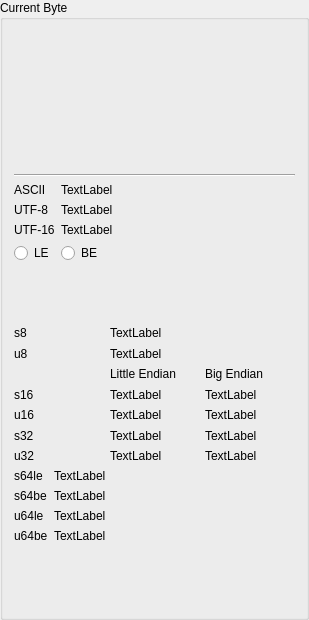
Old version of the form ui/CurrentByteInfo.ui in the repository DusteDdk/Breco.
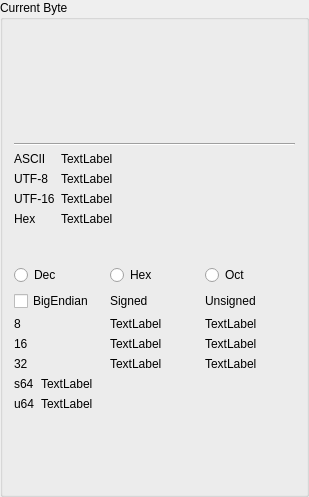
New version of the form.

Patch:
```diff
--- a/ui/CurrentByteInfo.ui
+++ b/ui/CurrentByteInfo.ui
@@ -7,7 +7,7 @@
     <x>0</x>
     <y>0</y>
     <width>309</width>
-    <height>620</height>
+    <height>497</height>
    </rect>
   </property>
   <property name="windowTitle">
@@ -86,17 +86,17 @@
        </property>
       </widget>
      </item>
-     <item row="3" column="1">
-      <widget class="QRadioButton" name="rbBECharMode">
+     <item row="3" column="0">
+      <widget class="QLabel" name="label_5">
        <property name="text">
-        <string>BE</string>
+        <string>Hex</string>
        </property>
       </widget>
      </item>
-     <item row="3" column="0">
-      <widget class="QRadioButton" name="rbLECharMode">
+     <item row="3" column="1">
+      <widget class="QLabel" name="lblHexStr8bytes">
        <property name="text">
-        <string>LE</string>
+        <string>TextLabel</string>
        </property>
       </widget>
      </item>
@@ -104,31 +104,31 @@
    </item>
    <item>
     <layout class="QGridLayout" name="gridLayout">
-     <item row="0" column="1">
-      <widget class="QLabel" name="lbls8">
-       <property name="text">
-        <string>TextLabel</string>
-       </property>
-      </widget>
-     </item>
-     <item row="3" column="0">
+     <item row="2" column="0">
       <widget class="QLabel" name="label_10">
        <property name="text">
-        <string>s16</string>
+        <string>8</string>
        </property>
       </widget>
      </item>
-     <item row="5" column="1">
-      <widget class="QLabel" name="lbls32le">
+     <item row="3" column="2">
+      <widget class="QLabel" name="lblu16">
        <property name="text">
         <string>TextLabel</string>
        </property>
       </widget>
      </item>
-     <item row="4" column="0">
+     <item row="2" column="1">
+      <widget class="QLabel" name="lbls8">
+       <property name="text">
+        <string>TextLabel</string>
+       </property>
+      </widget>
+     </item>
+     <item row="3" column="0">
       <widget class="QLabel" name="label_3">
        <property name="text">
-        <string>u16</string>
+        <string>16</string>
        </property>
       </widget>
      </item>
@@ -139,10 +139,17 @@
        </property>
       </widget>
      </item>
-     <item row="6" column="0">
-      <widget class="QLabel" name="label_5">
+     <item row="3" column="1">
+      <widget class="QLabel" name="lbls16">
        <property name="text">
-        <string>u32</string>
+        <string>TextLabel</string>
+       </property>
+      </widget>
+     </item>
+     <item row="1" column="2">
+      <widget class="QLabel" name="label_8">
+       <property name="text">
+        <string>Unsigned</string>
        </property>
       </widget>
      </item>
@@ -153,80 +160,52 @@
        </property>
       </widget>
      </item>
-     <item row="3" column="2">
-      <widget class="QLabel" name="lbls16be">
-       <property name="text">
-        <string>TextLabel</string>
-       </property>
-      </widget>
-     </item>
-     <item row="5" column="0">
-      <widget class="QLabel" name="label_13">
-       <property name="text">
-        <string>s32</string>
-       </property>
-      </widget>
-     </item>
-     <item row="0" column="0">
-      <widget class="QLabel" name="label">
-       <property name="text">
-        <string>s8</string>
-       </property>
-      </widget>
-     </item>
-     <item row="6" column="2">
-      <widget class="QLabel" name="lblu32be">
-       <property name="text">
-        <string>TextLabel</string>
-       </property>
-      </widget>
-     </item>
-     <item row="3" column="1">
-      <widget class="QLabel" name="lbls16le">
-       <property name="text">
-        <string>TextLabel</string>
-       </property>
-      </widget>
-     </item>
-     <item row="6" column="1">
-      <widget class="QLabel" name="lblu32le">
-       <property name="text">
-        <string>TextLabel</string>
-       </property>
-      </widget>
-     </item>
-     <item row="5" column="2">
-      <widget class="QLabel" name="lbls32be">
-       <property name="text">
-        <string>TextLabel</string>
-       </property>
-      </widget>
-     </item>
-     <item row="1" column="1">
-      <widget class="QLabel" name="lblu8">
-       <property name="text">
-        <string>TextLabel</string>
-       </property>
-      </widget>
-     </item>
-     <item row="1" column="0">
-      <widget class="QLabel" name="label_7">
-       <property name="text">
-        <string>u8</string>
-       </property>
-      </widget>
-     </item>
-     <item row="2" column="1">
-      <widget class="QLabel" name="label_19">
-       <property name="text">
-        <string>Little Endian</string>
-       </property>
-      </widget>
-     </item>
      <item row="2" column="2">
-      <widget class="QLabel" name="label_20">
+      <widget class="QLabel" name="lblu8">
        <property name="text">
-        <string>Big Endian</string>
+        <string>TextLabel</string>
+       </property>
+      </widget>
+     </item>
+     <item row="1" column="1">
+      <widget class="QLabel" name="label">
+       <property name="text">
+        <string>Signed</string>
+       </property>
+      </widget>
+     </item>
+     <item row="4" column="0">
+      <widget class="QLabel" name="label_13">
+       <property name="text">
+        <string>32</string>
+       </property>
+      </widget>
+     </item>
+     <item row="0" column="2">
+      <widget class="QRadioButton" name="rbOct">
+       <property name="text">
+        <string>Oct</string>
+       </property>
+      </widget>
+     </item>
+     <item row="0" column="0">
+      <widget class="QRadioButton" name="rbDec">
+       <property name="text">
+        <string>Dec</string>
+       </property>
+      </widget>
+     </item>
+     <item row="0" column="1">
+      <widget class="QRadioButton" name="rbHex">
+       <property name="text">
+        <string>Hex</string>
+       </property>
+      </widget>
+     </item>
+     <item row="1" column="0">
+      <widget class="QCheckBox" name="cbBigEndian">
+       <property name="text">
+        <string>BigEndian</string>
        </property>
       </widget>
      </item>
@@ -237,7 +216,7 @@
      <item row="0" column="0">
       <widget class="QLabel" name="label_14">
        <property name="text">
-        <string>s64le</string>
+        <string>s64</string>
        </property>
       </widget>
      </item>
@@ -249,47 +228,19 @@
       </widget>
      </item>
      <item row="1" column="0">
-      <widget class="QLabel" name="label_16">
-       <property name="text">
-        <string>s64be</string>
-       </property>
-      </widget>
-     </item>
-     <item row="1" column="1">
-      <widget class="QLabel" name="lbls64be">
-       <property name="text">
-        <string>TextLabel</string>
-       </property>
-      </widget>
-     </item>
-     <item row="2" column="0">
       <widget class="QLabel" name="label_12">
        <property name="text">
-        <string>u64le</string>
+        <string>u64</string>
        </property>
       </widget>
      </item>
-     <item row="2" column="1">
+     <item row="1" column="1">
       <widget class="QLabel" name="lblu64le">
        <property name="text">
         <string>TextLabel</string>
        </property>
       </widget>
      </item>
-     <item row="3" column="0">
-      <widget class="QLabel" name="label_17">
-       <property name="text">
-        <string>u64be</string>
-       </property>
-      </widget>
-     </item>
-     <item row="3" column="1">
-      <widget class="QLabel" name="lblu64be">
-       <property name="text">
-        <string>TextLabel</string>
-       </property>
-      </widget>
-     </item>
     </layout>
    </item>
   </layout>
```
Left out of the diff: 4 changed lines with no effect on the pictures.
